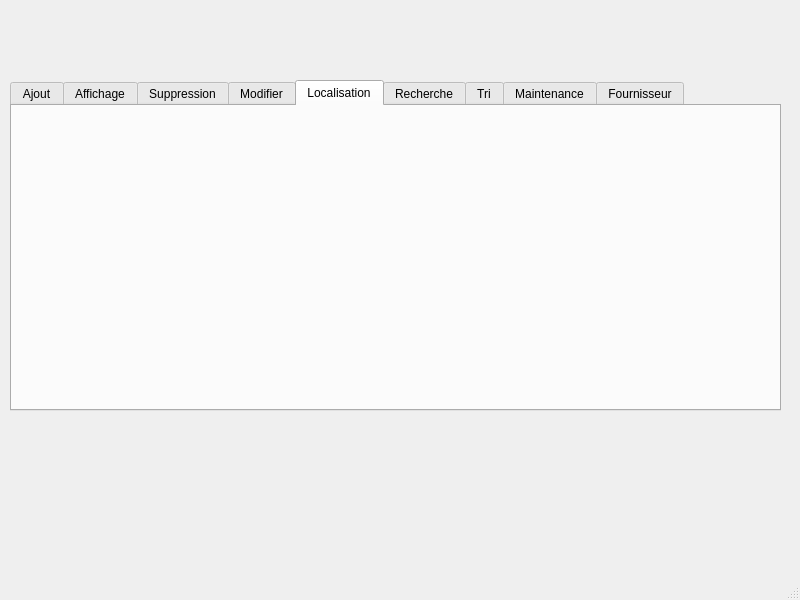
Qt form mainwindow.ui (ayaamamou00/smart_contracting_and_construction_2a5) before a commit.
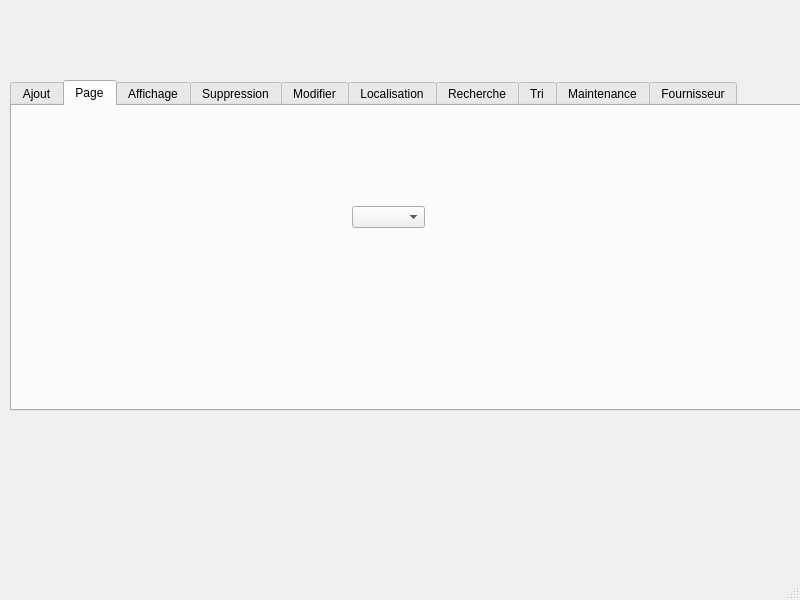
The same form after that commit.

The edit to the form file:
```diff
--- a/mainwindow.ui
+++ b/mainwindow.ui
@@ -19,12 +19,12 @@
      <rect>
       <x>10</x>
       <y>80</y>
-      <width>771</width>
+      <width>791</width>
       <height>331</height>
      </rect>
     </property>
     <property name="currentIndex">
-     <number>4</number>
+     <number>1</number>
     </property>
     <widget class="QWidget" name="tab">
      <attribute name="title">
@@ -149,6 +149,21 @@
       </widget>
      </widget>
     </widget>
+    <widget class="QWidget" name="tab_10">
+     <attribute name="title">
+      <string>Page</string>
+     </attribute>
+     <widget class="QComboBox" name="comboBox">
+      <property name="geometry">
+       <rect>
+        <x>340</x>
+        <y>100</y>
+        <width>73</width>
+        <height>22</height>
+       </rect>
+      </property>
+     </widget>
+    </widget>
     <widget class="QWidget" name="tab_2">
      <attribute name="title">
       <string>Affichage</string>
```
